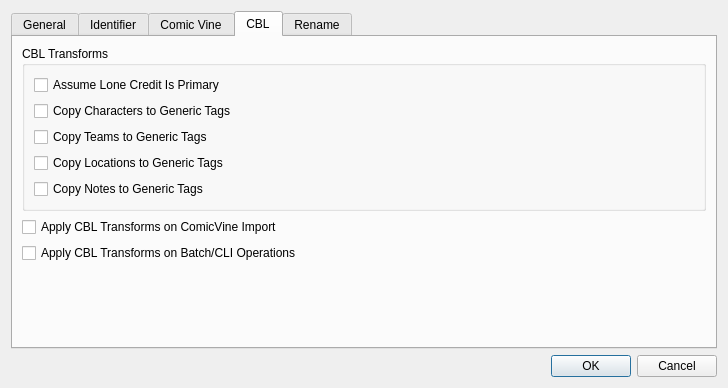
Before: the Qt Designer form settingswindow.ui in comictagger/comictagger, drawn with Qt 5.
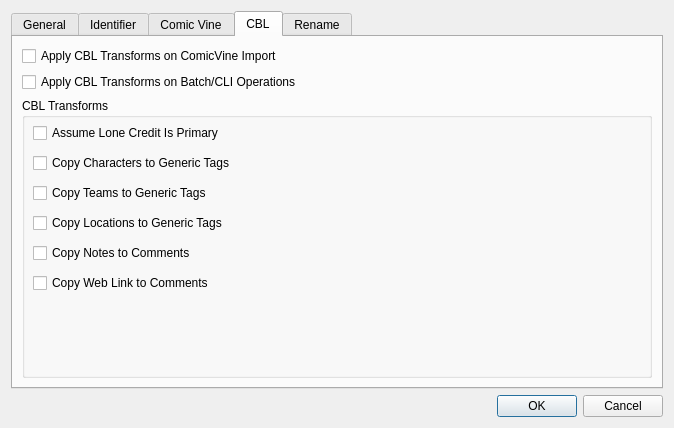
After: the same form once the commit is applied. The open tabs and pages were chosen to show the change.

Commit message: Tweaked CBL tranform to save notes and weblink to comments

Diff of the .ui file:
```diff
--- a/settingswindow.ui
+++ b/settingswindow.ui
@@ -6,8 +6,8 @@
    <rect>
     <x>0</x>
     <y>0</y>
-    <width>728</width>
-    <height>388</height>
+    <width>674</width>
+    <height>428</height>
    </rect>
   </property>
   <property name="windowTitle">
@@ -324,10 +324,24 @@
          <string>CBL</string>
         </attribute>
         <layout class="QGridLayout" name="gridLayout_6">
+         <item row="0" column="0">
+          <widget class="QCheckBox" name="cbxApplyCBLTransformOnCVIMport">
+           <property name="text">
+            <string>Apply CBL Transforms on ComicVine Import</string>
+           </property>
+          </widget>
+         </item>
          <item row="1" column="0">
+          <widget class="QCheckBox" name="cbxApplyCBLTransformOnBatchOperation">
+           <property name="text">
+            <string>Apply CBL Transforms on Batch/CLI Operations</string>
+           </property>
+          </widget>
+         </item>
+         <item row="2" column="0">
           <widget class="QGroupBox" name="groupBox">
            <property name="sizePolicy">
-            <sizepolicy hsizetype="Preferred" vsizetype="Expanding">
+            <sizepolicy hsizetype="Preferred" vsizetype="MinimumExpanding">
              <horstretch>0</horstretch>
              <verstretch>0</verstretch>
             </sizepolicy>
@@ -335,8 +349,15 @@
            <property name="title">
             <string>CBL Transforms</string>
            </property>
-           <layout class="QGridLayout" name="gridLayout_8">
-            <item row="0" column="0">
+           <widget class="QWidget" name="layoutWidget">
+            <property name="geometry">
+             <rect>
+              <x>11</x>
+              <y>21</y>
+              <width>242</width>
+              <height>182</height>
+             </rect>
+            </property>
              <layout class="QGridLayout" name="gridLayout_7">
               <item row="0" column="0">
                <widget class="QCheckBox" name="cbxAssumeLoneCreditIsPrimary">
@@ -369,41 +390,20 @@
               <item row="4" column="0">
                <widget class="QCheckBox" name="cbxCopyNotesToTags">
                 <property name="text">
-                 <string>Copy Notes to Generic Tags</string>
+                <string>Copy Notes to Comments</string>
                 </property>
                </widget>
               </item>
-             </layout>
-            </item>
-           </layout>
-          </widget>
-         </item>
-         <item row="2" column="0">
-          <widget class="QCheckBox" name="cbxApplyCBLTransformOnCVIMport">
+             <item row="5" column="0">
+              <widget class="QCheckBox" name="cbxCopyWebLinkToComments">
            <property name="text">
-            <string>Apply CBL Transforms on ComicVine Import</string>
+                <string>Copy Web Link to Comments</string>
            </property>
           </widget>
          </item>
-         <item row="3" column="0">
-          <widget class="QCheckBox" name="cbxApplyCBLTransformOnBatchOperation">
-           <property name="text">
-            <string>Apply CBL Transforms on Batch/CLI Operations</string>
-           </property>
-          </widget>
-         </item>
-         <item row="4" column="0">
-          <spacer name="verticalSpacer_2">
-           <property name="orientation">
-            <enum>Qt::Vertical</enum>
-           </property>
-           <property name="sizeHint" stdset="0">
-            <size>
-             <width>20</width>
-             <height>40</height>
-            </size>
-           </property>
-          </spacer>
+            </layout>
+           </widget>
+          </widget>
          </item>
         </layout>
        </widget>
```
Left out of the diff: 2 changed lines with no effect on the pictures. Lines whose indentation alone changed are shown as unchanged. The commit also changes 3 other files.
